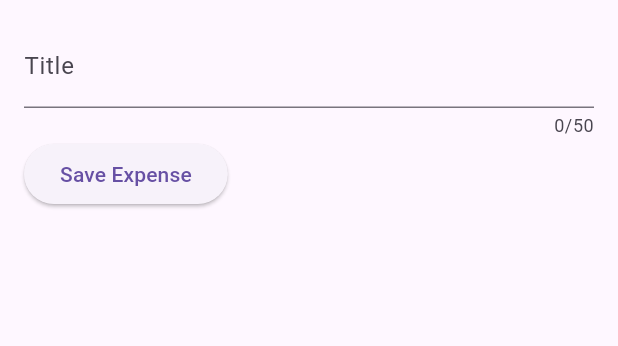
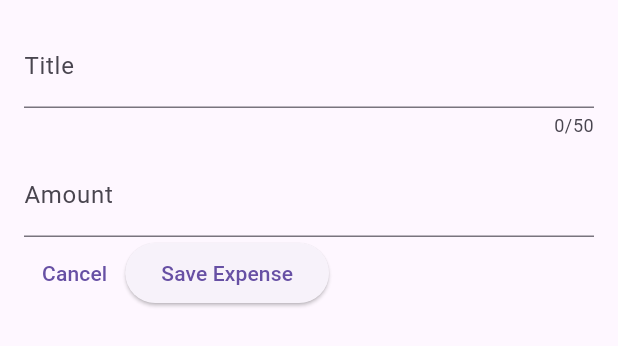
Before and after one commit to PyaeSone99/ExpensesTracker, a Flutter app: the NewExpense widget shown alone on an empty page, opened directly, after a tap on "Save Expense", on a phone screen of 412 x 824 dp. Shown: the top 346 px of the screen. Run offline on Flutter 3.47's test engine with Material 3 defaults, Android fonts, the phone set to English and light mode, and no system bars.

Commit message:
111 - Exercise Solution

```diff
--- a/lib/widgets/new_expense.dart
+++ b/lib/widgets/new_expense.dart
@@ -12,11 +12,13 @@ class NewExpense extends StatefulWidget {
 
 class _StateNewExpense extends State<NewExpense> {
 
-  final _titleControler = TextEditingController();
+  final _titleController = TextEditingController();
+  final _amountController = TextEditingController();
 
   @override
   void dispose() {
-    _titleControler.dispose();
+    _titleController.dispose();
+    _amountController.dispose();
     super.dispose();
   }
 
@@ -28,7 +30,7 @@ class _StateNewExpense extends State<NewExpense> {
       child: Column(
         children: [
           TextField(
-            controller: _titleControler,
+            controller: _titleController,
             maxLength: 50,
             // keyboardType: TextInputType.text,
             decoration: const InputDecoration(
@@ -37,11 +39,28 @@ class _StateNewExpense extends State<NewExpense> {
               )
             ),
           ),
+          SizedBox(height: 10,),
+          TextField(
+            controller: _amountController,
+            keyboardType: TextInputType.number,
+            decoration: const InputDecoration(
+              prefixText: '\$ ',
+              label: Text(
+                'Amount'
+              ),
+            ),
+          ),
           Row(
             children: [
+              TextButton(
+                onPressed: (){},
+                child: const Text(
+                  'Cancel'
+                )
+              ),
               ElevatedButton(
                 onPressed: (){
-                  print(_titleControler.text);
+
                 },
                 child: const Text(
                   'Save Expense'
```
